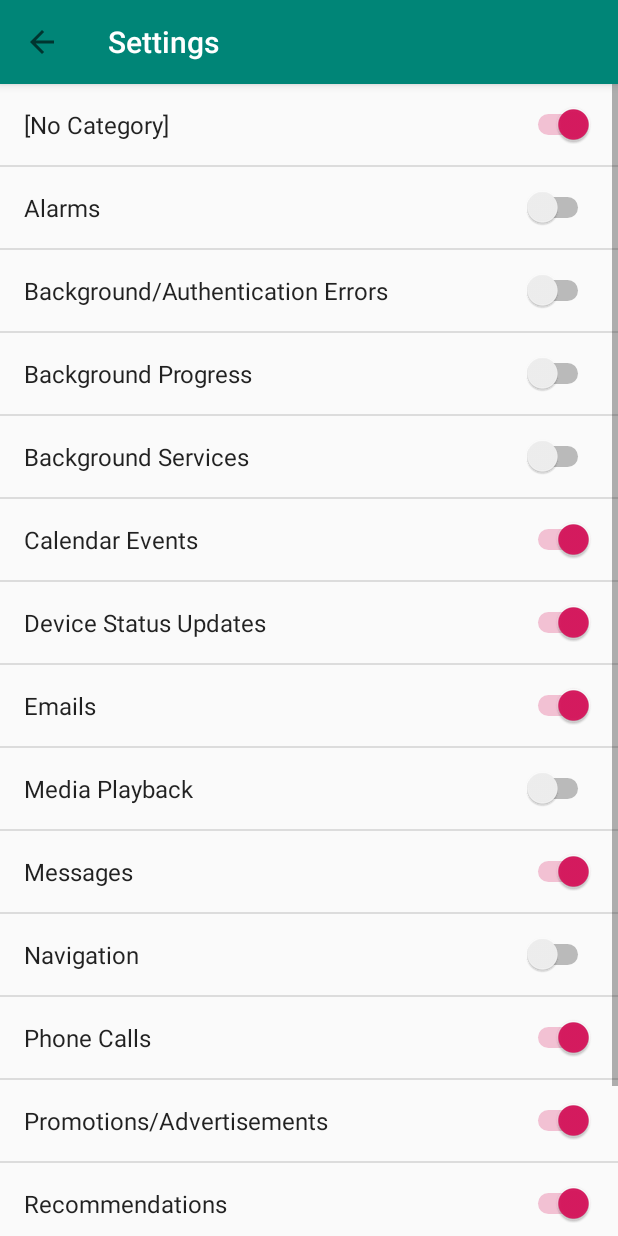
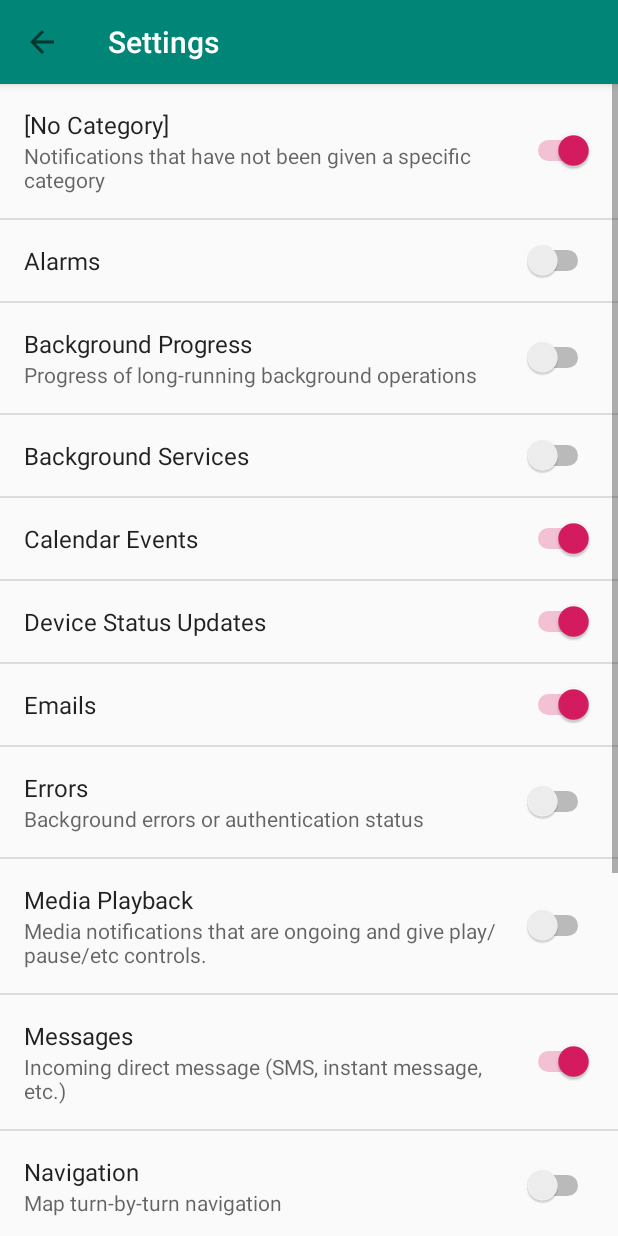
Before and after one commit to MackChabot/notificationlog, an Android app: the fragment SettingsActivityFragment placed in its activity, after a tap on "Notification Categories", on a phone screen of 412 x 824 dp. Run offline under Robolectric (Android 15) with nearby library versions, the phone set to English and light mode, and no system bars; 3 other taps on this screen came first.

```diff
--- a/app/src/main/java/org/team7/notificationlog/SettingsActivityFragment.java
+++ b/app/src/main/java/org/team7/notificationlog/SettingsActivityFragment.java
@@ -10,7 +10,7 @@ public class SettingsActivityFragment extends PreferenceFragment implements Pref
     private Callback mCallback;
 
     private static final String KEY_1 = "CATEGORIES";
-    private static final String KEY_2 = "NESTED_KEY2";
+    private static final String KEY_2 = "APPS";
 
     @Override
     public void onAttach(Activity activity) {
@@ -33,8 +33,8 @@ public class SettingsActivityFragment extends PreferenceFragment implements Pref
         Preference preference = findPreference(KEY_1);
         preference.setOnPreferenceClickListener(this);
 
-//        preference = findPreference(KEY_2);
-//        preference.setOnPreferenceClickListener(this);
+        preference = findPreference(KEY_2);
+        preference.setOnPreferenceClickListener(this);
     }
 
     @Override
--- a/app/src/main/res/xml/category_preferences.xml
+++ b/app/src/main/res/xml/category_preferences.xml
@@ -6,22 +6,19 @@
     <SwitchPreference
         android:defaultValue="true"
         android:key="catNoCat"
-        android:title="[No Category]" />
+        android:title="[No Category]"
+        android:summary="Notifications that have not been given a specific category"/>
 
     <SwitchPreference
         android:defaultValue="false"
         android:key="catAlarm"
-        android:title="Alarms" />
-
-    <SwitchPreference
-        android:defaultValue="false"
-        android:key="catErr"
-        android:title="Background/Authentication Errors" />
+        android:title="Alarms"/>
 
     <SwitchPreference
         android:defaultValue="false"
         android:key="catProgress"
-        android:title="Background Progress" />
+        android:title="Background Progress"
+        android:summary="Progress of long-running background operations"/>
 
     <SwitchPreference
         android:defaultValue="false"
@@ -45,18 +42,27 @@
 
     <SwitchPreference
         android:defaultValue="false"
+        android:key="catErr"
+        android:title="Errors"
+        android:summary="Background errors or authentication status"/>
+
+    <SwitchPreference
+        android:defaultValue="false"
         android:key="catTransport"
-        android:title="Media Playback" />
+        android:title="Media Playback"
+        android:summary="Media notifications that are ongoing and give play/pause/etc controls."/>
 
     <SwitchPreference
         android:defaultValue="true"
         android:key="catMsg"
-        android:title="Messages" />
+        android:title="Messages"
+        android:summary="Incoming direct message (SMS, instant message, etc.)"/>
 
     <SwitchPreference
         android:defaultValue="false"
         android:key="catNavigation"
-        android:title="Navigation" />
+        android:title="Navigation"
+        android:summary="Map turn-by-turn navigation"/>
 
     <SwitchPreference
         android:defaultValue="true"
@@ -71,7 +77,8 @@
     <SwitchPreference
         android:defaultValue="true"
         android:key="catRecommendation"
-        android:title="Recommendations" />
+        android:title="Recommendations"
+        android:summary="Specific recommendations from an app, such as a news article."/>
 
     <SwitchPreference
         android:defaultValue="true"
```
Also changed, not shown: app/src/main/java/org/team7/notificationlog/AppList.java (added, +21 -0 lines), app/src/main/java/org/team7/notificationlog/NestedPreferenceFragment.java (+69 -4 lines).
